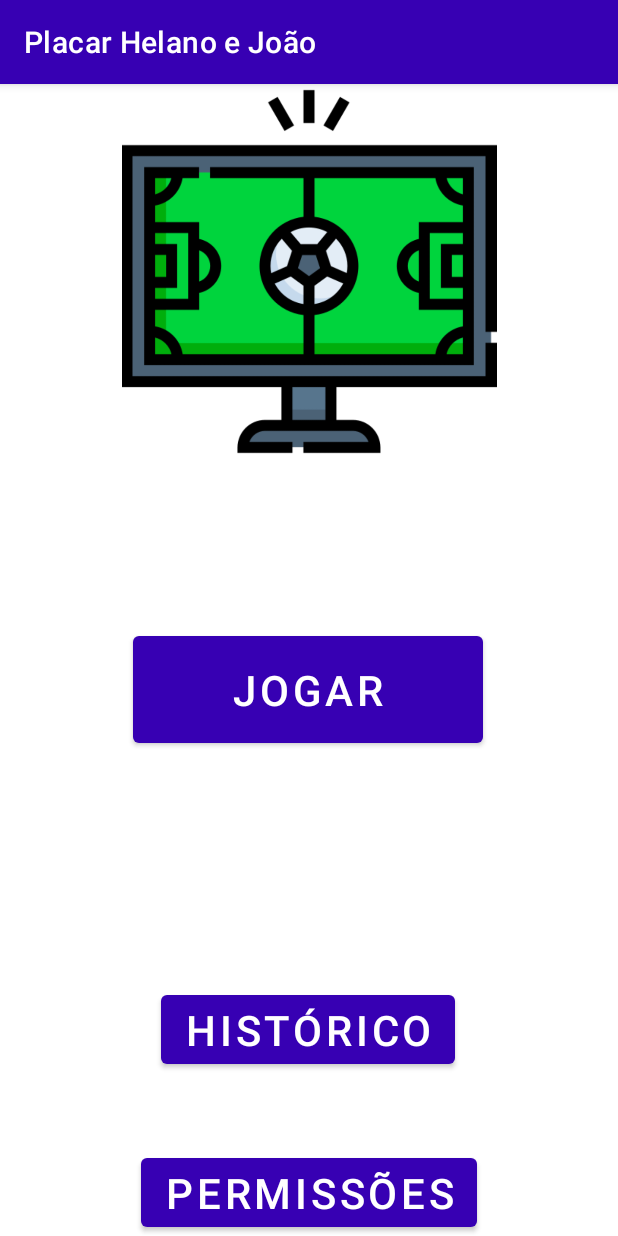
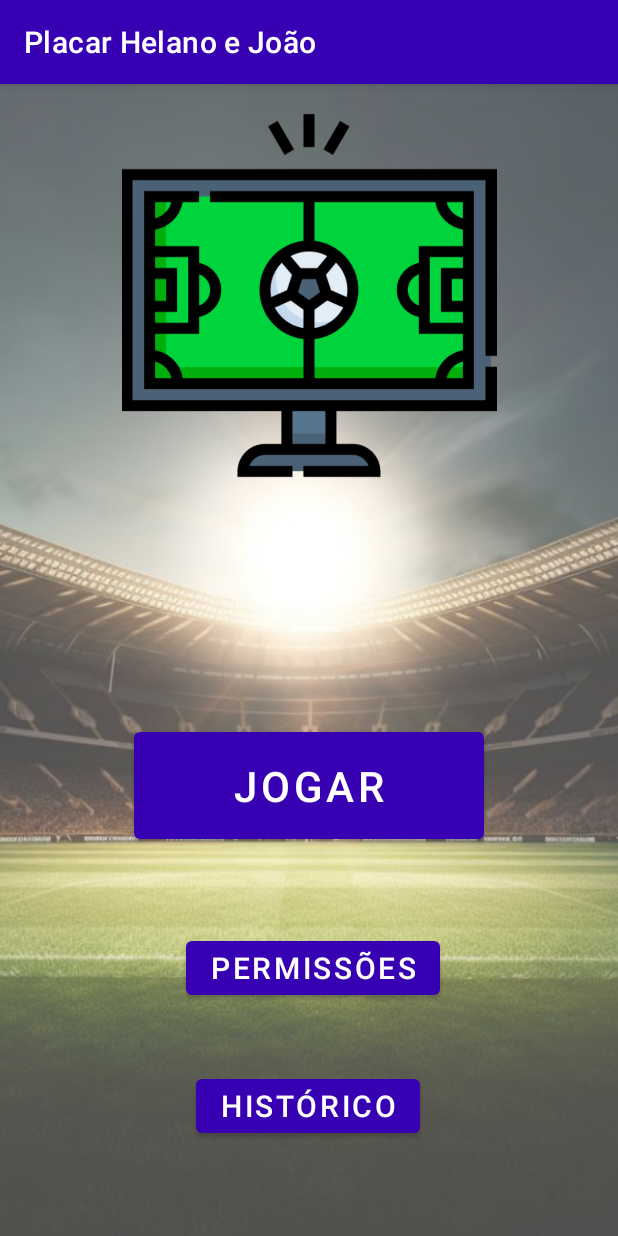
Before and after one commit to HelanoSM/PlacarPDM, an Android app: the screen it shows after launch (MainActivity), on a phone screen of 412 x 824 dp. Run offline under Robolectric (Android 15) with nearby library versions, the phone set to English and light mode, and no system bars.

Commit message:
mais imagens de fundo

```diff
--- a/app/src/main/res/layout/activity_main.xml
+++ b/app/src/main/res/layout/activity_main.xml
@@ -7,27 +7,36 @@
     android:layout_height="match_parent"
     tools:context=".MainActivity">
 
+
+    <ImageView
+        android:layout_width="match_parent"
+        android:layout_height="match_parent"
+        android:alpha="0.7"
+        android:scaleType="centerCrop"
+        android:src="@drawable/luznocampo"
+        tools:layout_editor_absoluteX="0dp"
+        tools:layout_editor_absoluteY="-16dp" />
+
     <ImageView
         android:id="@+id/imagemcampo"
-        android:src="@drawable/tvbig"
         android:layout_width="wrap_content"
         android:layout_height="250dp"
+        android:layout_marginTop="16dp"
+        android:src="@drawable/tvbig"
         app:layout_constraintEnd_toEndOf="parent"
+        app:layout_constraintHorizontal_bias="1.0"
         app:layout_constraintStart_toStartOf="parent"
-        app:layout_constraintTop_toTopOf="parent"
-        />
-
+        app:layout_constraintTop_toTopOf="parent" />
 
     <Button
         android:id="@+id/btIniciar"
         android:layout_width="233dp"
         android:layout_height="83dp"
-        android:layout_marginTop="112dp"
+        android:layout_marginTop="160dp"
         android:onClick="openConfig"
         android:text="Jogar"
         android:textSize="28sp"
         app:layout_constraintEnd_toEndOf="parent"
-        app:layout_constraintHorizontal_bias="0.498"
         app:layout_constraintStart_toStartOf="parent"
         app:layout_constraintTop_toBottomOf="@+id/imagemcampo" />
 
@@ -35,10 +44,10 @@
         android:id="@+id/btPreviousGame"
         android:layout_width="wrap_content"
         android:layout_height="wrap_content"
-        android:layout_marginTop="156dp"
+        android:layout_marginTop="148dp"
         android:onClick="openPreviusGames"
         android:text="Histórico"
-        android:textSize="28sp"
+        android:textSize="20sp"
         app:layout_constraintEnd_toEndOf="parent"
         app:layout_constraintHorizontal_bias="0.497"
         app:layout_constraintStart_toStartOf="parent"
@@ -48,10 +57,12 @@
         android:id="@+id/btNonSense"
         android:layout_width="wrap_content"
         android:layout_height="wrap_content"
+        android:layout_marginBottom="92dp"
         android:onClick="openPermission"
         android:text="Permissões"
-        android:textSize="28sp"
-        app:layout_constraintBottom_toBottomOf="parent"
+        android:textSize="20sp"
+        app:layout_constraintBottom_toBottomOf="@+id/btPreviousGame"
         app:layout_constraintEnd_toEndOf="parent"
+        app:layout_constraintHorizontal_bias="0.51"
         app:layout_constraintStart_toStartOf="parent" />
 </androidx.constraintlayout.widget.ConstraintLayout>
--- a/app/src/main/res/layout/activity_permission.xml
+++ b/app/src/main/res/layout/activity_permission.xml
@@ -7,12 +7,21 @@
     android:layout_height="match_parent"
     tools:context=".PermissionActivity">
 
+    <ImageView
+        android:layout_width="match_parent"
+        android:layout_height="match_parent"
+        android:src="@drawable/bolacampo"
+        android:scaleType="centerCrop"
+        android:alpha="0.7"
+        />
+
     <Button
         android:id="@+id/btLigar"
         android:layout_width="wrap_content"
         android:layout_height="wrap_content"
         android:onClick="ligarWhen"
         android:text="Ligações"
+        android:textSize="32dp"
         app:layout_constraintBottom_toBottomOf="parent"
         app:layout_constraintEnd_toEndOf="parent"
         app:layout_constraintHorizontal_bias="0.498"
@@ -27,6 +36,7 @@
         android:layout_marginTop="200dp"
         android:onClick="getLocal"
         android:text="Localização"
+        android:textSize="32dp"
         app:layout_constraintEnd_toEndOf="parent"
         app:layout_constraintStart_toStartOf="parent"
         app:layout_constraintTop_toBottomOf="@+id/btLigar" />
```
Also changed, not shown: app/src/main/res/drawable/bolacampo.jpg (added), app/src/main/res/drawable/luznocampo.jpeg (added).
